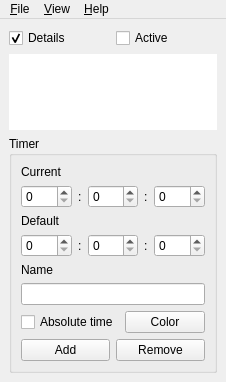
This is ui/mainwindow.ui in kervala/ktimer as Qt 5 draws it before an edit. The edited form follows.
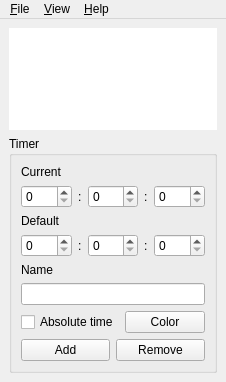
This is the edited form. Custom widgets are drawn as their Qt base class.

Commit message: Changed: Remove Derails and Active buttons (they are in normal and context menus)

What changed in the file:
```diff
--- a/ui/mainwindow.ui
+++ b/ui/mainwindow.ui
@@ -11,28 +11,7 @@
    </rect>
   </property>
   <widget class="QWidget" name="centralwidget">
-   <layout class="QVBoxLayout" name="mainLayout" stretch="0,1,0">
-    <item>
-     <layout class="QHBoxLayout" name="topCheckBoxesHorizontalLayout">
-      <item>
-       <widget class="QCheckBox" name="detailsCheckBox">
-        <property name="text">
-         <string>Details</string>
-        </property>
-        <property name="checked">
-         <bool>true</bool>
-        </property>
-       </widget>
-      </item>
-      <item>
-       <widget class="QCheckBox" name="activeCheckBox">
-        <property name="text">
-         <string>Active</string>
-        </property>
-       </widget>
-      </item>
-     </layout>
-    </item>
+   <layout class="QVBoxLayout" name="mainLayout" stretch="1,0">
     <item>
      <widget class="TimersView" name="timersListView">
       <property name="frameShape">
```
The commit also changes 1 other file.
